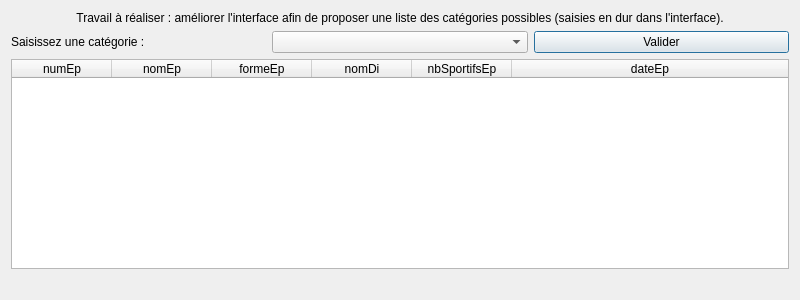
Old version of the form gui/fct_comp_2.ui in the repository NoxFly/CEBD-project-competition.
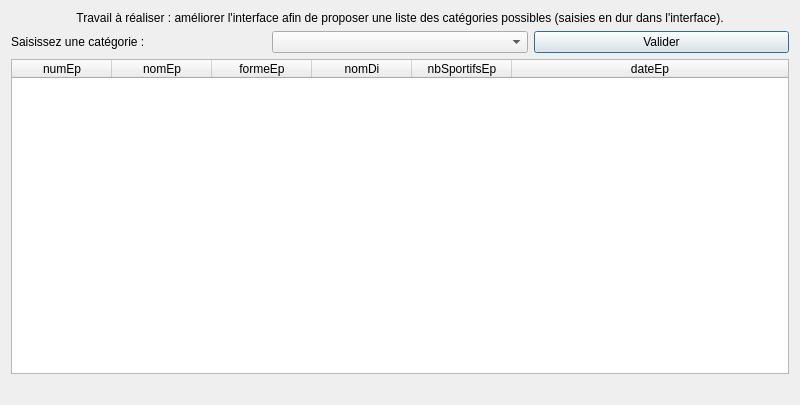
New version of the form.

Commit message: 1.5 : modification de l'interface pour mettre une combo list a la place de l'input, modification du fichier action_fct_comp_2 pour mettre les catégories fixe comme demandé. 1.6 : modification de l'interface comme le 1.5, modification du fichier action_fct_comp_3 pour mettre les catégories issues de la BDD

Patch:
```diff
--- a/gui/fct_comp_2.ui
+++ b/gui/fct_comp_2.ui
@@ -7,7 +7,7 @@
     <x>0</x>
     <y>0</y>
     <width>800</width>
-    <height>300</height>
+    <height>405</height>
    </rect>
   </property>
   <property name="windowTitle">
```
The commit also changes 3 other files.
